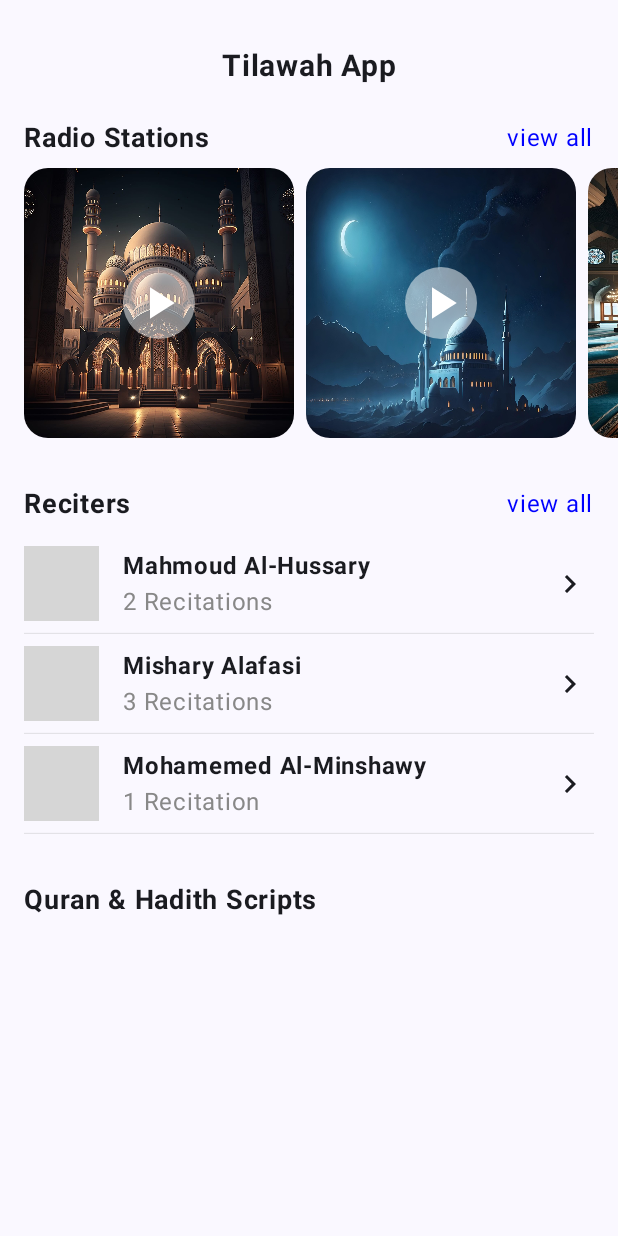
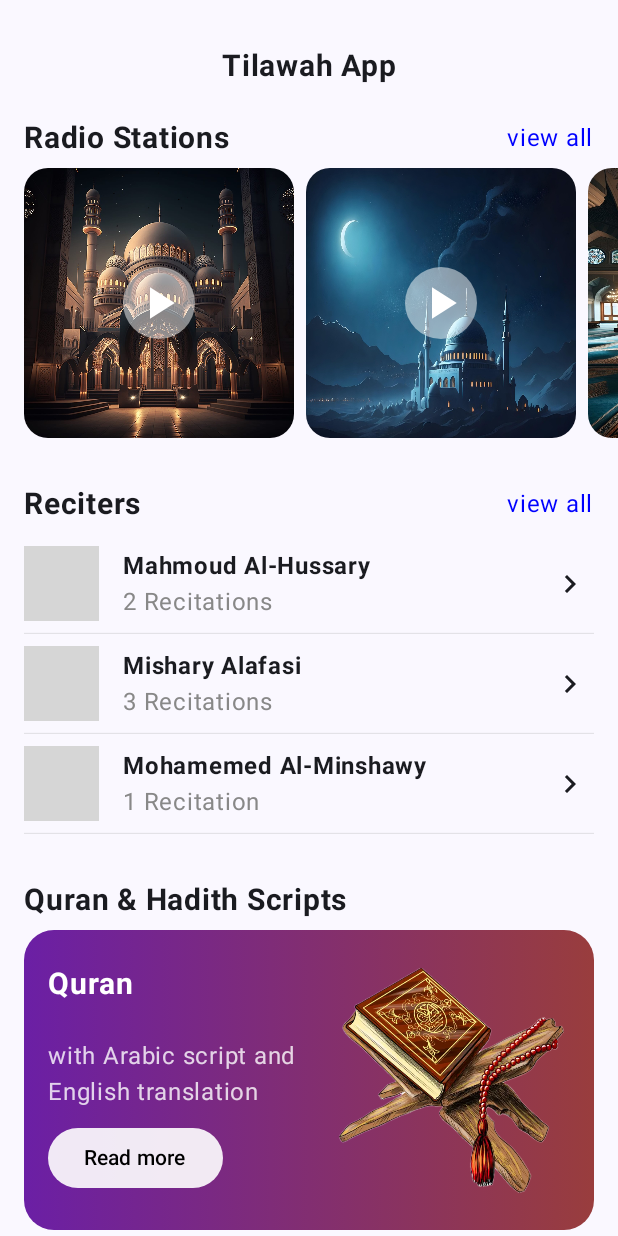
Before and after one commit to githussein/media-player-mp3quran, an Android app built with Jetpack Compose: the screen it shows after launch (MainActivity), on a phone screen of 412 x 824 dp. Run offline under Robolectric (Android 15) with nearby library versions, the phone set to English and light mode, and no system bars; grey boxes are pictures that could not be loaded.

Commit message:
qoa-8 new design - add home screen scripts section ui

```diff
--- a/app/src/main/java/com/example/quranoffline/HomeScreen.kt
+++ b/app/src/main/java/com/example/quranoffline/HomeScreen.kt
@@ -20,6 +20,7 @@ import androidx.compose.ui.text.font.FontWeight
 import androidx.compose.ui.unit.dp
 import androidx.compose.ui.unit.sp
 import com.example.quranoffline.ui.components.ComponentRadioPoster
+import com.example.quranoffline.ui.components.ComponentScriptPoster
 import com.example.quranoffline.ui.components.ComposeReciterItem
 
 
@@ -52,6 +53,7 @@ fun HomeScreen(modifier: Modifier) {
         }
         Spacer(modifier = modifier.height(32.dp))
 
+
         SectionHeader("Reciters", "view all")
         Spacer(modifier = Modifier.height(8.dp))
 
@@ -82,13 +84,13 @@ fun HomeScreen(modifier: Modifier) {
             ),
             {}
         )
-
         Spacer(modifier = modifier.height(32.dp))
-
 
 
         SectionHeader("Quran & Hadith Scripts", null)
         Spacer(modifier = Modifier.height(8.dp))
+        ComponentScriptPoster(modifier = modifier, title = "Quran\n", description = "with Arabic script and \nEnglish translation", painterResourceId = R.drawable.moshaf)
+        ComponentScriptPoster(modifier = modifier, title = "Hadith\n", description = "with Arabic script and \nEnglish translation", painterResourceId = R.drawable.hadith)
     }
 }
 
@@ -101,7 +103,7 @@ private fun SectionHeader(left: String, right: String?) {
             .padding(horizontal = 16.dp),
         horizontalArrangement = Arrangement.SpaceBetween
     ) {
-        Text(left, fontSize = 18.sp, fontWeight = FontWeight.Bold)
+        Text(left, fontSize = 20.sp, fontWeight = FontWeight.Bold)
         Text(right.orEmpty(), color = Color.Blue)
     }
 }
--- /dev/null
+++ b/app/src/main/java/com/example/quranoffline/ui/components/ComponentScriptPoster.kt
@@ -0,0 +1,79 @@
+package com.example.quranoffline.ui.components
+
+import androidx.compose.foundation.Image
+import androidx.compose.foundation.background
+import androidx.compose.foundation.layout.Arrangement
+import androidx.compose.foundation.layout.Box
+import androidx.compose.foundation.layout.Column
+import androidx.compose.foundation.layout.Row
+import androidx.compose.foundation.layout.fillMaxSize
+import androidx.compose.foundation.layout.fillMaxWidth
+import androidx.compose.foundation.layout.height
+import androidx.compose.foundation.layout.padding
+import androidx.compose.foundation.layout.size
+import androidx.compose.foundation.shape.RoundedCornerShape
+import androidx.compose.material3.Button
+import androidx.compose.material3.ButtonDefaults
+import androidx.compose.material3.Text
+import androidx.compose.runtime.Composable
+import androidx.compose.ui.Alignment
+import androidx.compose.ui.Modifier
+import androidx.compose.ui.draw.clip
+import androidx.compose.ui.graphics.Brush
+import androidx.compose.ui.graphics.Color
+import androidx.compose.ui.layout.ContentScale
+import androidx.compose.ui.res.painterResource
+import androidx.compose.ui.text.font.FontWeight
+import androidx.compose.ui.unit.dp
+import androidx.compose.ui.unit.sp
+
+@Composable
+fun ComponentScriptPoster(modifier: Modifier, title: String, description: String, painterResourceId: Int) {
+    Box(
+        modifier = Modifier
+            .padding(start = 16.dp, end = 16.dp, bottom = 8.dp)
+            .clip(RoundedCornerShape(10))
+            .fillMaxWidth()
+            .height(200.dp)
+            .background(
+                brush = Brush.horizontalGradient(
+                    colors = listOf(
+                        Color(0xFF6B1FA5),
+                        Color(0xFF993D3D)
+                    )
+                )
+            )
+    ) {
+        Row(
+            verticalAlignment = Alignment.CenterVertically,
+            modifier = modifier.fillMaxSize()
+        ) {
+            Column(
+                modifier = modifier
+                    .padding(start = 16.dp)
+                    .weight(1f),
+                verticalArrangement = Arrangement.SpaceAround
+            ) {
+                Text(title, fontSize = 20.sp, fontWeight = FontWeight.Bold, color = Color.White)
+                Text(description, color = Color.White.copy(alpha = 0.8f))
+                Button(
+                    onClick = {},
+                    colors = ButtonDefaults.buttonColors(Color.White.copy(alpha = 0.9f)),
+                    shape = RoundedCornerShape(100),
+                    modifier = modifier.padding(top = 8.dp),
+                ) {
+                    Text("Read more", color = Color.Black)
+                }
+            }
+
+            Image(
+                painter = painterResource(id = painterResourceId),
+                contentDescription = "photo of a quran",
+                contentScale = ContentScale.FillBounds,
+                modifier = modifier
+                    .padding(20.dp)
+                    .size(150.dp)
+            )
+        }
+    }
+}
```
Also changed, not shown: app/src/main/res/drawable/hadith.png (added), app/src/main/res/drawable/moshaf.png (added).
